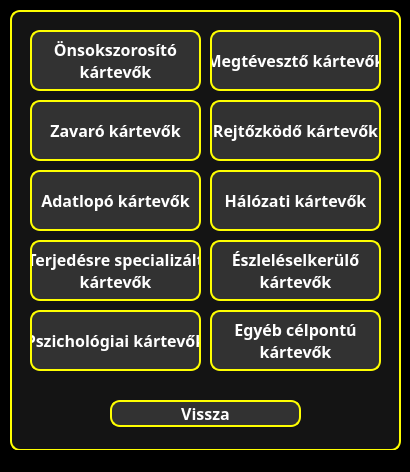
First picture: the form in src/main/resources/ui/highcontrast/highContrastChooseLearning.ui, repository pkristof1999/Szakdolgozat, before the edit.
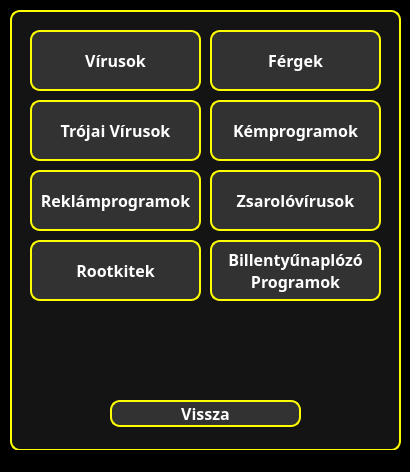
Second picture: the form after the edit.

The edit to the form file:
```diff
--- a/src/main/resources/ui/highcontrast/highContrastChooseLearning.ui
+++ b/src/main/resources/ui/highcontrast/highContrastChooseLearning.ui
@@ -75,7 +75,7 @@
        <x>10</x>
        <y>10</y>
        <width>371</width>
-       <height>361</height>
+       <height>291</height>
       </rect>
      </property>
      <property name="styleSheet">
@@ -117,8 +117,7 @@
 }</string>
       </property>
       <property name="text">
-       <string>Önsokszorosító
-kártevők</string>
+       <string>Vírusok</string>
       </property>
      </widget>
      <widget class="QPushButton" name="deceptive">
@@ -150,7 +149,7 @@
 }</string>
       </property>
       <property name="text">
-       <string>Megtévesztő kártevők</string>
+       <string>Férgek</string>
       </property>
      </widget>
      <widget class="QPushButton" name="concealing">
@@ -182,7 +181,7 @@
 }</string>
       </property>
       <property name="text">
-       <string>Rejtőzködő kártevők</string>
+       <string>Kémprogramok</string>
       </property>
      </widget>
      <widget class="QPushButton" name="nuisance">
@@ -214,7 +213,7 @@
 }</string>
       </property>
       <property name="text">
-       <string>Zavaró kártevők</string>
+       <string>Trójai Vírusok</string>
       </property>
      </widget>
      <widget class="QPushButton" name="informationTheft">
@@ -246,7 +245,7 @@
 }</string>
       </property>
       <property name="text">
-       <string>Adatlopó kártevők</string>
+       <string>Reklámprogramok</string>
       </property>
      </widget>
      <widget class="QPushButton" name="networkBased">
@@ -278,7 +277,7 @@
 }</string>
       </property>
       <property name="text">
-       <string>Hálózati kártevők</string>
+       <string>Zsarolóvírusok</string>
       </property>
      </widget>
      <widget class="QPushButton" name="evading">
@@ -310,8 +309,8 @@
 }</string>
       </property>
       <property name="text">
-       <string>Észleléselkerülő
-kártevők</string>
+       <string>Billentyűnaplózó
+Programok</string>
       </property>
      </widget>
      <widget class="QPushButton" name="deliveryMechanism">
@@ -343,73 +342,7 @@
 }</string>
       </property>
       <property name="text">
-       <string>Terjedésre specializált
-kártevők</string>
-      </property>
-     </widget>
-     <widget class="QPushButton" name="psychologicalBased">
-      <property name="geometry">
-       <rect>
-        <x>10</x>
-        <y>290</y>
-        <width>171</width>
-        <height>61</height>
-       </rect>
-      </property>
-      <property name="font">
-       <font>
-        <family>Corbel</family>
-        <pointsize>-1</pointsize>
-        <bold>true</bold>
-       </font>
-      </property>
-      <property name="styleSheet">
-       <string notr="true">* {
-	background-color: rgb(50, 50, 50);
-	border: 2px solid yellow;
-	color: white;
-}
-
-*:hover {
-	background-color: black;
-	color: yellow;
-}</string>
-      </property>
-      <property name="text">
-       <string>Pszichológiai kártevők</string>
-      </property>
-     </widget>
-     <widget class="QPushButton" name="otherTargeted">
-      <property name="geometry">
-       <rect>
-        <x>190</x>
-        <y>290</y>
-        <width>171</width>
-        <height>61</height>
-       </rect>
-      </property>
-      <property name="font">
-       <font>
-        <family>Corbel</family>
-        <pointsize>-1</pointsize>
-        <bold>true</bold>
-       </font>
-      </property>
-      <property name="styleSheet">
-       <string notr="true">* {
-	background-color: rgb(50, 50, 50);
-	border: 2px solid yellow;
-	color: white;
-}
-
-*:hover {
-	background-color: black;
-	color: yellow;
-}</string>
-      </property>
-      <property name="text">
-       <string>Egyéb célpontú
-kártevők</string>
+       <string>Rootkitek</string>
       </property>
      </widget>
     </widget>
```
Left out of the diff: 16 changed lines with no effect on the pictures.
